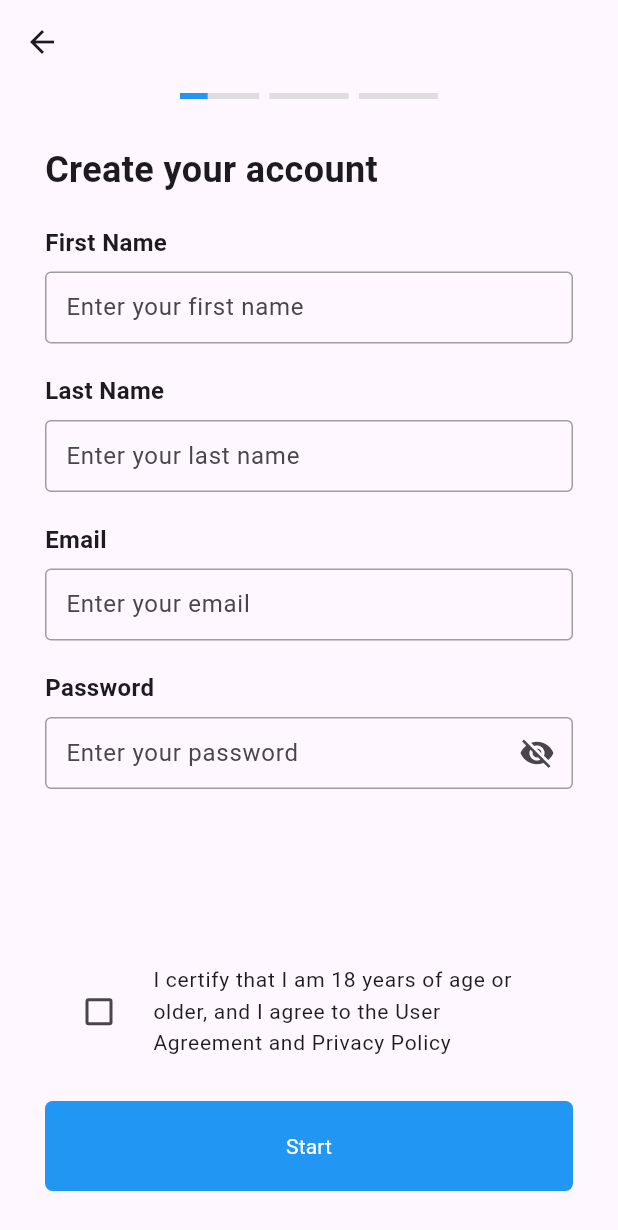
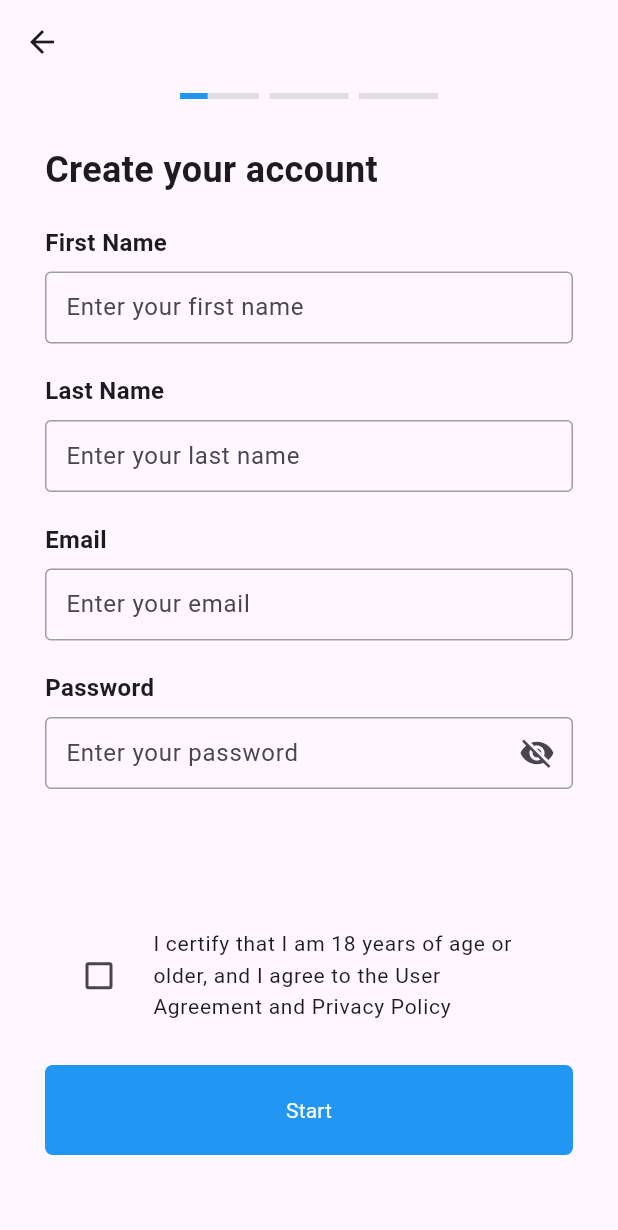
Before and after one commit to adenkesuma/Coinify, a Flutter app: the SignUp screen opened by its route, on a phone screen of 412 x 824 dp. Shown: the top 1230 px of the screen. Run offline on Flutter 3.47's test engine with Material 3 defaults, Android fonts, the phone set to English and light mode, and no system bars; our stand-ins replace intl_phone_field.

```diff
--- a/lib/main.dart
+++ b/lib/main.dart
@@ -17,7 +17,7 @@ class MyApp extends StatelessWidget {
   Widget build(BuildContext context) {
     return MaterialApp(
       debugShowCheckedModeBanner: false,
-      initialRoute: '/forgot-password',
+      initialRoute: '/welcome',
       routes: {
         // '/':
         '/welcome': (context) => Welcome(),
@@ -27,7 +27,6 @@ class MyApp extends StatelessWidget {
         '/verify-email':(context) => VerifyEmail(),
         '/forgot-password': (context) => ForgotPassword(),
       },
-
       // home: Splash()
     );
   }
--- a/lib/view/auth/sign-up.dart
+++ b/lib/view/auth/sign-up.dart
@@ -48,13 +48,17 @@ class _SignUpState extends State<SignUp> {
           ),
         ),
       ),
-      body: Container(
+      body: SingleChildScrollView(
+        physics: NeverScrollableScrollPhysics(),
+        child: Container(
+          height: MediaQuery.of(context).size.height-90,
           padding: EdgeInsets.all(30.0),
           child: Column(
             mainAxisAlignment: MainAxisAlignment.spaceBetween,
             crossAxisAlignment: CrossAxisAlignment.start,
             children: [
-            Column(
+              Container(
+                child: Column(
                   mainAxisAlignment: MainAxisAlignment.start,
                   crossAxisAlignment: CrossAxisAlignment.start,
                   children: [
@@ -184,6 +188,7 @@ class _SignUpState extends State<SignUp> {
                     ),
                   ],
                 ),
+              ),
               Column(
                 mainAxisAlignment: MainAxisAlignment.start,
                 crossAxisAlignment: CrossAxisAlignment.start,
@@ -233,6 +238,7 @@ class _SignUpState extends State<SignUp> {
               ),
             ]
           )
+        ),
       )
     );
   }
```
Also changed, not shown: lib/view/auth/forgot-password.dart (+8 -3 lines). Lines whose indentation alone changed are shown as unchanged.
